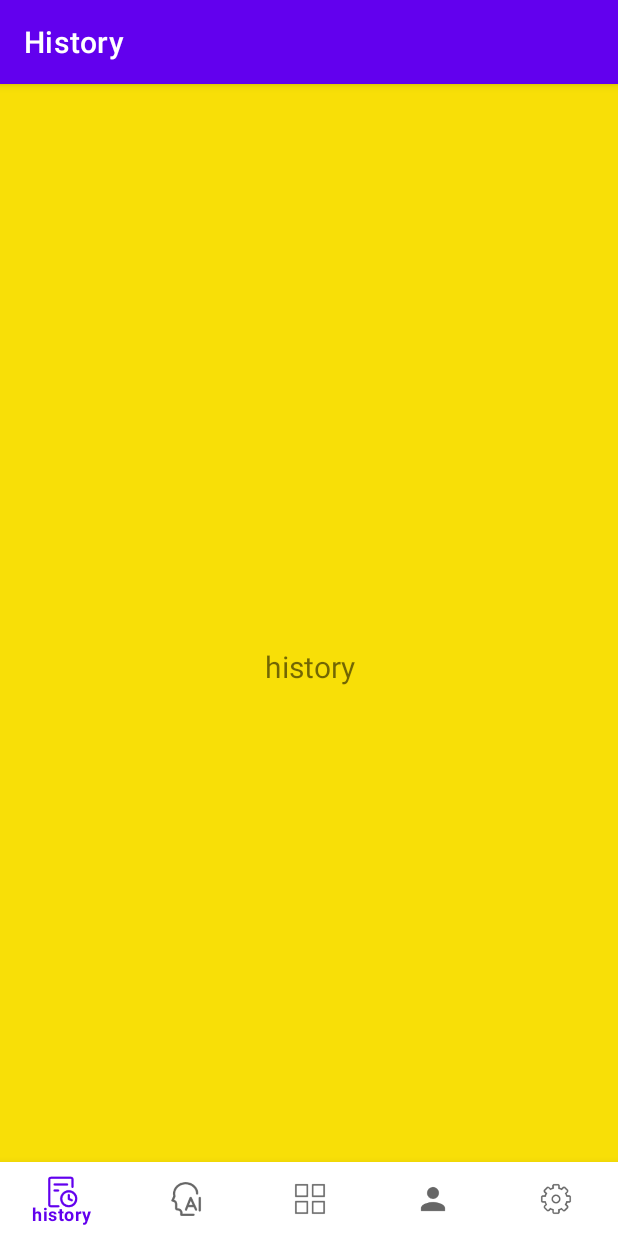
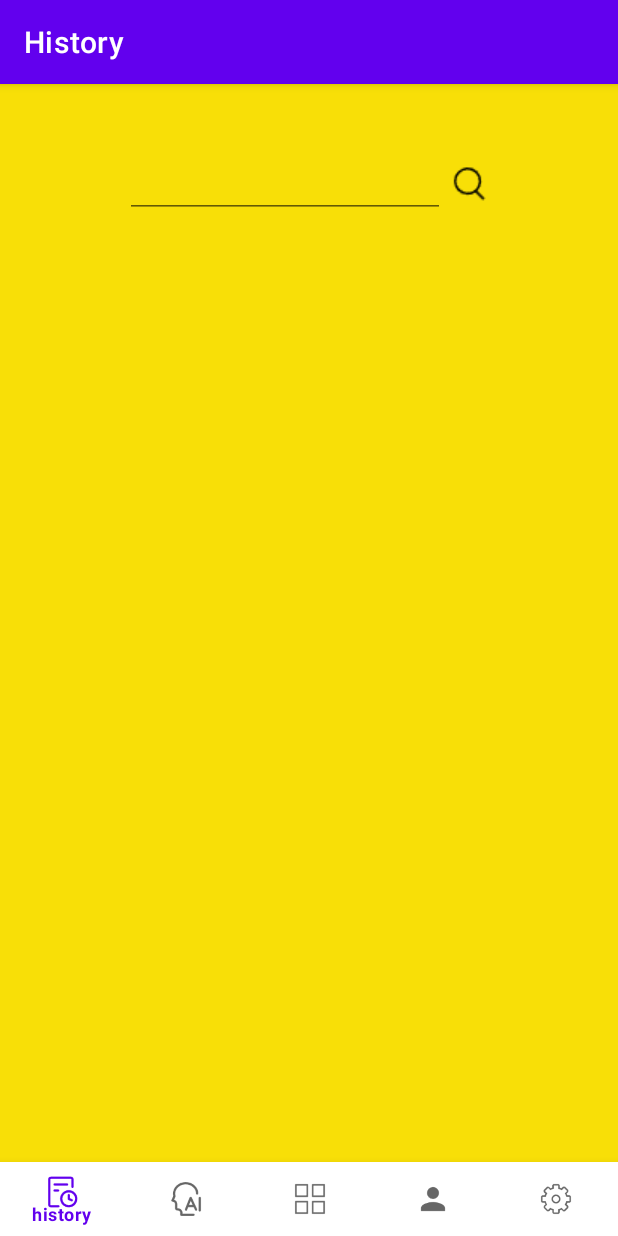
Before and after one commit to abt2002/INFS3605, an Android app: the HistoryFragment screen opened through its navigation route, on a phone screen of 412 x 824 dp. Run offline under Robolectric (Android 15) with nearby library versions, the phone set to English and light mode, and no system bars; our stand-ins replace navigation-ui; libraries missing offline, so code that uses them is left out: com.facebook, com.facebook.login; 6 statements that could not run were skipped.

Commit message:
version0.8(login&history&part of Register)

```diff
--- a/app/src/main/java/com/example/infs3605/HistoryFragment.java
+++ b/app/src/main/java/com/example/infs3605/HistoryFragment.java
@@ -1,23 +1,98 @@
 package com.example.infs3605;
 
+import android.os.Build;
 import android.os.Bundle;
 import android.view.LayoutInflater;
 import android.view.View;
 import android.view.ViewGroup;
+import android.widget.EditText;
+import android.widget.ImageView;
 
 import androidx.annotation.NonNull;
 import androidx.annotation.Nullable;
+import androidx.annotation.RequiresApi;
 import androidx.fragment.app.Fragment;
+import androidx.recyclerview.widget.LinearLayoutManager;
+import androidx.recyclerview.widget.RecyclerView;
 
+import com.example.infs3605.adapter.HistoryAdapter;
+import com.example.infs3605.adapter.MessageAdapter;
+import com.example.infs3605.database.HistoryDatabaseSQLite;
+import com.example.infs3605.database.HistoryMsg;
 import com.example.infs3605.databinding.FragmentHistoryBinding;
+import com.example.infs3605.model.Message;
+import com.example.infs3605.model.Session;
+
+import java.util.ArrayList;
+import java.util.List;
+import java.util.stream.Collectors;
 
 public class HistoryFragment extends Fragment {
 
 
+    RecyclerView recyclerView;
+    HistoryAdapter historyAdapter;
+    List<Message> messageList = new ArrayList<>();
+    private EditText searchEt;
+
+    private ImageView searchImg;
+
+    HistoryDatabaseSQLite lite;
+
+    @RequiresApi(api = Build.VERSION_CODES.N)
     @Nullable
     @Override
     public View onCreateView(@NonNull LayoutInflater inflater, @Nullable ViewGroup container, @Nullable Bundle savedInstanceState) {
         View root =  inflater.inflate(R.layout.fragment_history, container, false);
+
+        lite = new HistoryDatabaseSQLite(getContext());
+
+        searchEt = root.findViewById(R.id.searchEt);
+        searchImg = root.findViewById(R.id.searchImg);
+        recyclerView = root.findViewById(R.id.recyclerView);
+
+        LinearLayoutManager linearLayoutManager = new LinearLayoutManager(getContext());
+        recyclerView.setLayoutManager(linearLayoutManager);
+
+        historyAdapter = new HistoryAdapter(messageList);
+        recyclerView.setAdapter(historyAdapter);
+
+        List<HistoryMsg> historyMsgs = lite.selectHistoryByUsername(Session.getCurrent());
+
+        List<Message> messages = historyMsgs.stream().map(x -> new Message(x.getMsg(), x.getSendfrom())).collect(Collectors.toList());
+        addToChat(messages);
+
+
+        searchImg.setOnClickListener(new View.OnClickListener() {
+            @Override
+            public void onClick(View view) {
+                String searchTxt = searchEt.getText().toString();
+                List<HistoryMsg> historyMsgs = lite.selectHistoryByUsername(Session.getCurrent());
+                if (!searchTxt.trim().equals("")) {
+                    List<HistoryMsg>  filtered =  historyMsgs.stream().filter(x -> x.getMsg().contains(searchTxt)).collect(Collectors.toList());
+                    if ( !filtered.isEmpty()) {
+                        HistoryMsg historyMsg = filtered.get(0);
+                        int index = historyMsgs.indexOf(historyMsg);
+                        historyMsgs = historyMsgs.subList(index, historyMsgs.size());
+                    }
+                }
+                List<Message> messages = historyMsgs.stream().map(x -> new Message(x.getMsg(), x.getSendfrom())).collect(Collectors.toList());
+                messageList.clear();
+                addToChat(messages);
+            }
+        });
+
         return root;
     }
+
+
+    void addToChat (List<Message> msg){
+        getActivity().runOnUiThread(new Runnable() {
+            @Override
+            public void run() {
+                messageList.addAll(msg);
+                historyAdapter.notifyDataSetChanged();
+            }
+        });
+    }
 }
--- /dev/null
+++ b/app/src/main/java/com/example/infs3605/adapter/HistoryAdapter.java
@@ -0,0 +1,72 @@
+package com.example.infs3605.adapter;
+
+import android.view.LayoutInflater;
+import android.view.View;
+import android.view.ViewGroup;
+import android.widget.TextView;
+
+import androidx.annotation.NonNull;
+import androidx.recyclerview.widget.RecyclerView;
+
+import com.example.infs3605.R;
+import com.example.infs3605.model.Message;
+import com.google.android.material.card.MaterialCardView;
+
+import java.util.List;
+
+public class HistoryAdapter extends RecyclerView.Adapter<HistoryAdapter.MyViewHolder>{
+
+    List<Message> messageList;
+
+    public HistoryAdapter(List<Message> messageList) {
+        this.messageList = messageList;
+    }
+
+    @NonNull
+    @Override
+    public MyViewHolder onCreateViewHolder(@NonNull ViewGroup parent, int viewType) {
+        View chatView = LayoutInflater.from(parent.getContext()).inflate(R.layout.chat_item, null);
+        return new MyViewHolder(chatView);
+    }
+
+    @Override
+    public void onBindViewHolder(@NonNull MyViewHolder holder, int position) {
+        Message message = messageList.get(position);
+        if (message.getSentBy().equals(Message.SEND_BY_ME)){
+            holder.left_chat_view.setVisibility(View.GONE);
+            holder.right_chat_view.setVisibility(View.VISIBLE);
+            holder.right_chat_text_view.setText(message.getMessage());
+        } else {
+            holder.right_chat_view.setVisibility(View.GONE);
+            holder.left_chat_view.setVisibility(View.VISIBLE);
+            holder.left_chat_text_view.setText(message.getMessage());
+        }
+
+    }
+
+    @Override
+    public int getItemCount() {
+        return messageList.size();
+    }
+
+    public class MyViewHolder extends RecyclerView.ViewHolder{
+
+        MaterialCardView left_chat_view, right_chat_view;
+        TextView left_chat_text_view, right_chat_text_view;
+
+        public MyViewHolder(@NonNull View itemView) {
+            super(itemView);
+
+            left_chat_view = itemView.findViewById(R.id.left_chat_view);
+            right_chat_view = itemView.findViewById(R.id.right_chat_view);
+            left_chat_text_view = itemView.findViewById(R.id.left_chat_text_view);
+            right_chat_text_view = itemView.findViewById(R.id.right_chat_text_view);
+
+
+
+        } // MyViewHolder itemView End Here ======
+
+    } // MyViewHolder End Here ===================
+
+
+} // MessageAdapter End Here =====================
--- /dev/null
+++ b/app/src/main/java/com/example/infs3605/database/HistoryDatabaseSQLite.java
@@ -0,0 +1,59 @@
+package com.example.infs3605.database;
+
+import android.content.ContentValues;
+import android.content.Context;
+import android.database.Cursor;
+import android.database.sqlite.SQLiteDatabase;
+import android.database.sqlite.SQLiteOpenHelper;
+
+import java.util.ArrayList;
+import java.util.List;
+
+public class HistoryDatabaseSQLite extends SQLiteOpenHelper {
+
+    public HistoryDatabaseSQLite(Context context) {
+        super(context, "history.db", null, 1);
+    }
+
+
+    @Override
+    public void onCreate(SQLiteDatabase db) {
+        db.execSQL("create table history(username TEXT , msg TEXT, sendtime TEXT, sendfrom TEXT)");
+
+    }
+
+    @Override
+    public void onUpgrade(SQLiteDatabase db, int i, int i1) {
+        db.execSQL("drop table if exists history");
+    }
+
+
+    public Boolean insertData(String username, String msg, String sendtime, String sendfrom){
+        SQLiteDatabase db= this.getWritableDatabase();
+        ContentValues values = new ContentValues();
+        values.put("username", username);
+        values.put("msg", msg);
+        values.put("sendtime", sendtime);
+        values.put("sendfrom", sendfrom);
+
+        long result= db.insert("history", null, values);
+        if(result==-1) return false;
+        else
+            return true;
+    }
+
+
+    public List<HistoryMsg> selectHistoryByUsername(String username){
+        SQLiteDatabase db = this.getWritableDatabase();
+        Cursor cursor = db.rawQuery("select * from history where username=?", new String[]{username});
+        List<HistoryMsg> result = new ArrayList<>();
+        while (cursor.moveToNext()) {
+            String msg = cursor.getString(1);
+            String sendtime = cursor.getString(2);
+            String sendfrom = cursor.getString(3);
+            result.add(new HistoryMsg(username, msg, sendtime, sendfrom));
+        }
+        return result;
+    }
+
+}
--- a/app/src/main/java/com/example/infs3605/database/userdatabaseSQLite.java
+++ b/app/src/main/java/com/example/infs3605/database/UserDatabaseSQLite.java
@@ -4,9 +4,9 @@ import android.content.Context;
 import android.database.Cursor;
 import android.database.sqlite.SQLiteDatabase;
 import android.database.sqlite.SQLiteOpenHelper;
-public class userdatabaseSQLite extends SQLiteOpenHelper{
+public class UserDatabaseSQLite extends SQLiteOpenHelper{
     public static final String DBNAME="login.db";
-    public userdatabaseSQLite(Context context) {
+    public UserDatabaseSQLite(Context context) {
         super(context, "login.db", null, 1);
     }
     //create database
--- /dev/null
+++ b/app/src/main/java/com/example/infs3605/model/Session.java
@@ -0,0 +1,16 @@
+package com.example.infs3605.model;
+
+import com.example.infs3605.database.Users;
+
+public class Session {
+
+    private static String current;
+
+    public static void setCurrent(String current) {
+        Session.current = current;
+    }
+
+    public static String getCurrent() {
+        return current;
+    }
+}
--- a/app/src/main/res/layout/fragment_ai.xml
+++ b/app/src/main/res/layout/fragment_ai.xml
@@ -8,13 +8,12 @@
     tools:context=".AiFragment">
 
     <androidx.appcompat.widget.Toolbar
+        android:id="@+id/toolbar"
         android:layout_width="match_parent"
         android:layout_height="wrap_content"
-        android:id="@+id/toolbar"
         android:background="@android:color/white"
         android:elevation="4dp"
-        app:title="@string/app_name"
-        />
+        app:title="@string/app_name" />
 
     <androidx.recyclerview.widget.RecyclerView
         android:id="@+id/recyclerView"
--- a/app/src/main/res/layout/fragment_history.xml
+++ b/app/src/main/res/layout/fragment_history.xml
@@ -6,17 +6,41 @@ android:layout_width="match_parent"
 android:layout_height="match_parent"
 tools:context=".HistoryFragment">
 
-<TextView
-    android:text="history"
-    android:layout_width="match_parent"
-    android:layout_height="wrap_content"
-    android:layout_marginStart="8dp"
-    android:layout_marginTop="8dp"
-    android:layout_marginEnd="8dp"
-    android:textAlignment="center"
-    android:textSize="20sp"
-    app:layout_constraintBottom_toBottomOf="parent"
-    app:layout_constraintEnd_toEndOf="parent"
-    app:layout_constraintStart_toStartOf="parent"
-    app:layout_constraintTop_toTopOf="parent" />
+
+    <LinearLayout
+        android:id="@+id/linearLayout"
+        android:layout_width="272dp"
+        android:layout_height="56dp"
+        android:gravity="center"
+        android:orientation="horizontal"
+        app:layout_constraintBottom_toBottomOf="parent"
+        app:layout_constraintEnd_toEndOf="parent"
+        app:layout_constraintStart_toStartOf="parent"
+        app:layout_constraintTop_toTopOf="parent"
+        app:layout_constraintVertical_bias="0.054">
+
+        <EditText
+            android:id="@+id/searchEt"
+            android:layout_width="wrap_content"
+            android:layout_height="wrap_content"
+            android:ems="10"
+            android:inputType="textPersonName"
+            android:text="" />
+
+        <ImageView
+            android:id="@+id/searchImg"
+            android:layout_width="wrap_content"
+            android:layout_height="wrap_content"
+            android:src="@drawable/search" />
+    </LinearLayout>
+
+    <androidx.recyclerview.widget.RecyclerView
+        android:id="@+id/recyclerView"
+        android:layout_width="match_parent"
+        android:layout_height="473dp"
+        app:layout_constraintBottom_toBottomOf="parent"
+        app:layout_constraintTop_toBottomOf="@+id/linearLayout"
+        app:layout_constraintVertical_bias="0.43"
+        tools:layout_editor_absoluteX="1dp" />
+
 </androidx.constraintlayout.widget.ConstraintLayout>
```
Also changed, not shown: app/src/main/java/com/example/infs3605/AiFragment.java (+13 -0 lines), app/src/main/java/com/example/infs3605/Login.java (+24 -2 lines), app/src/main/java/com/example/infs3605/Register.java (+52 -0 lines), app/src/main/java/com/example/infs3605/database/HistoryMsg.java (added, +36 -0 lines), app/src/main/java/com/example/infs3605/util/TimeUtil.java (added, +21 -0 lines), app/src/main/res/layout/history_item.xml (added, +84 -0 lines), app/src/main/res/drawable-v24/search.png (added).
